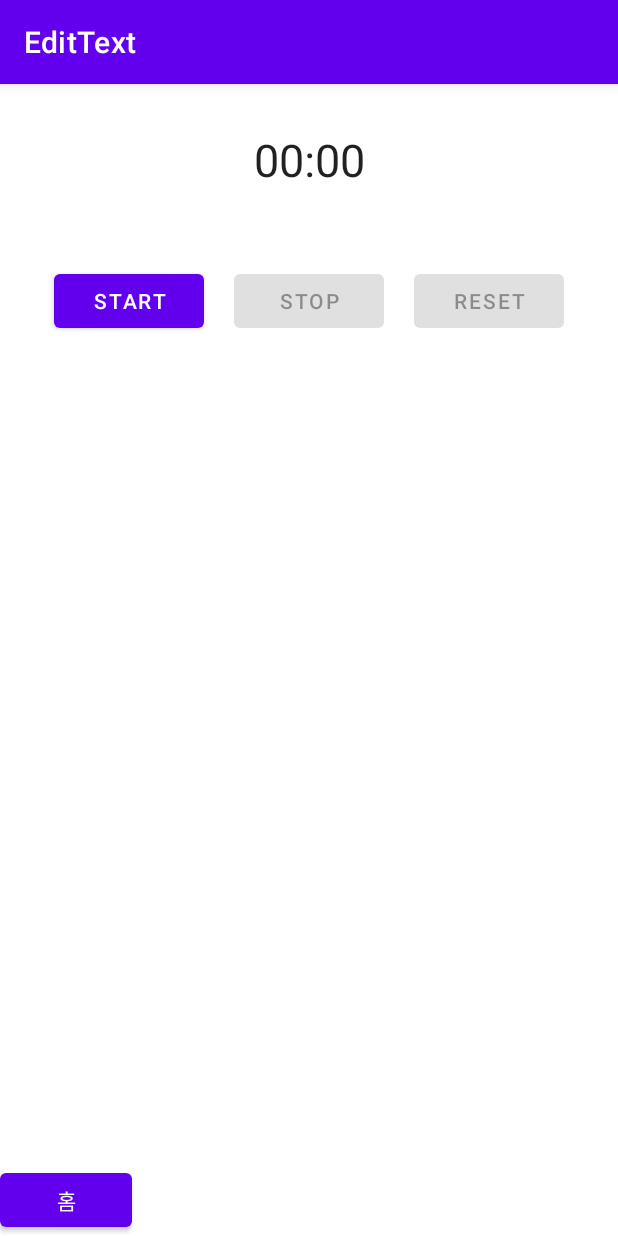
After one commit to moosimoosihan/EditText, an Android app: the StopWatch screen opened directly, with no data from a screen before it, on a phone screen of 412 x 824 dp. The commit adds this screen. Run offline under Robolectric (Android 15) with nearby library versions, the phone set to English and light mode, and no system bars.

Commit message:
stop watch and merge

```diff
--- a/app/build.gradle
+++ b/app/build.gradle
@@ -1,5 +1,6 @@
 plugins {
     id 'com.android.application'
+    id 'org.jetbrains.kotlin.android'
 }
 
 android {
--- a/app/src/main/AndroidManifest.xml
+++ b/app/src/main/AndroidManifest.xml
@@ -3,8 +3,8 @@
     xmlns:tools="http://schemas.android.com/tools"
     package="com.example.edittext">
 
+    <uses-permission android:name="android.permission.INTERNET" />
 
-    <uses-permission android:name="android.permission.INTERNET"/>
     <application
         android:allowBackup="true"
         android:dataExtractionRules="@xml/data_extraction_rules"
@@ -16,6 +16,9 @@
         android:theme="@style/Theme.EditText"
         android:usesCleartextTraffic="true"
         tools:targetApi="31">
+        <activity
+            android:name=".StopWatch"
+            android:exported="false" />
         <activity
             android:name=".WebViewActivity"
             android:exported="false" />
--- /dev/null
+++ b/app/src/main/java/com/example/edittext/StopWatch.kt
@@ -0,0 +1,105 @@
+package com.example.edittext
+
+import android.content.Intent
+import android.os.Bundle
+import android.os.SystemClock
+import android.view.View
+import android.widget.Button
+import android.widget.Chronometer
+import androidx.appcompat.app.AppCompatActivity
+
+class StopWatch : AppCompatActivity() {
+
+    lateinit var startBtn: Button
+    lateinit var stopBtn: Button
+    lateinit var resetBtn: Button
+    private var btn_home: Button? = null
+
+
+    var running: Boolean = false // 상태
+    var pauseTime = 0L //멈춤 시간
+
+    override fun onCreate(savedInstanceState: Bundle?) {
+        super.onCreate(savedInstanceState)
+        setContentView(R.layout.activity_stop_watch)
+
+        val chronometer: Chronometer = findViewById(R.id.chronometer)
+        startBtn = findViewById(R.id.startBtn)
+        stopBtn = findViewById(R.id.stopBtn)
+        resetBtn = findViewById(R.id.resetBtn)
+
+        //화면 설정
+        viewMode("stop")
+
+        //시작 이벤트
+        startBtn.setOnClickListener {
+
+            //정지 상태일때만 실행
+            if(!running){
+                //기본 셋팅
+                chronometer.base = SystemClock.elapsedRealtime() - pauseTime
+
+                //시작
+                chronometer.start()
+
+                //화면 설정
+                viewMode("start")
+            }
+        }
+
+        //정지 이벤트
+        stopBtn.setOnClickListener {
+
+            //실행 상태일때만 실행
+            if(running){
+                //정지
+                chronometer.stop()
+
+                //정지 시간 저장
+                pauseTime = SystemClock.elapsedRealtime() - chronometer.base
+
+                //화면 설정
+                viewMode("stop")
+            }
+        }
+
+        //초기화 이벤트
+        resetBtn.setOnClickListener {
+            //기본 셋팅
+            chronometer.base = SystemClock.elapsedRealtime()
+
+            //정지 시간 초기화
+            pauseTime = 0L
+
+            //정지
+            chronometer.stop()
+
+            //화면 설정
+            viewMode("stop")
+        }
+
+        btn_home = findViewById(R.id.btn_home)
+        btn_home?.setOnClickListener(View.OnClickListener {
+            val intent = Intent(this@StopWatch, MainActivity::class.java)
+            startActivity(intent) // 액티비티 이동.
+        })
+
+    }//onCreate
+
+    //화면 설정
+    private fun viewMode(mode: String){
+
+        //활성화 처리
+        if(mode == "start"){
+            startBtn.isEnabled = false
+            stopBtn.isEnabled = true
+            resetBtn.isEnabled = true
+            running = true
+        }else{
+            startBtn.isEnabled = true
+            stopBtn.isEnabled = false
+            resetBtn.isEnabled = false
+            running = false
+        }
+    }
+}
--- /dev/null
+++ b/app/src/main/res/layout/activity_stop_watch.xml
@@ -0,0 +1,57 @@
+<?xml version="1.0" encoding="utf-8"?>
+<LinearLayout xmlns:android="http://schemas.android.com/apk/res/android"
+    xmlns:app="http://schemas.android.com/apk/res-auto"
+    xmlns:tools="http://schemas.android.com/tools"
+    android:layout_width="match_parent"
+    android:layout_height="match_parent"
+    android:orientation="vertical"
+    tools:context=".StopWatch">
+
+    <Chronometer
+        android:id="@+id/chronometer"
+        android:layout_width="match_parent"
+        android:layout_height="wrap_content"
+        android:layout_marginTop="30dp"
+        android:gravity="center_horizontal"
+        android:textSize="30sp" />
+
+    <LinearLayout
+        android:layout_width="match_parent"
+        android:layout_height="wrap_content"
+        android:layout_marginTop="50dp"
+        android:gravity="center_horizontal"
+        android:orientation="horizontal">
+
+        <Button
+            android:id="@+id/startBtn"
+            android:layout_width="100dp"
+            android:layout_height="wrap_content"
+            android:text="start" />
+
+        <Button
+            android:id="@+id/stopBtn"
+            android:layout_width="100dp"
+            android:layout_height="wrap_content"
+            android:layout_marginStart="20dp"
+            android:text="stop" />
+
+        <Button
+            android:id="@+id/resetBtn"
+            android:layout_width="100dp"
+            android:layout_height="wrap_content"
+            android:layout_marginStart="20dp"
+            android:text="reset" />
+    </LinearLayout>
+    <LinearLayout
+        android:layout_width="match_parent"
+        android:layout_height="match_parent"
+        android:gravity="bottom">
+
+        <Button
+            android:id="@+id/btn_home"
+            android:layout_width="wrap_content"
+            android:layout_height="wrap_content"
+            android:text="홈" />
+    </LinearLayout>
+
+</LinearLayout>
--- a/build.gradle
+++ b/build.gradle
@@ -2,6 +2,7 @@
 plugins {
     id 'com.android.application' version '7.2.2' apply false
     id 'com.android.library' version '7.2.2' apply false
+    id 'org.jetbrains.kotlin.android' version '1.7.10' apply false
 }
 
 task clean(type: Delete) {
```
Also changed, not shown: app/src/main/java/com/example/edittext/ListActivity.java (+16 -4 lines), app/src/main/java/com/example/edittext/MainActivity.java (+13 -0 lines), app/src/main/java/com/example/edittext/SubActivity.java (+15 -2 lines), app/src/main/java/com/example/edittext/WebViewActivity.java (+13 -1 lines), app/src/main/res/layout/activity_list.xml (+19 -4 lines), app/src/main/res/layout/activity_main.xml (+10 -4 lines), app/src/main/res/layout/activity_sub.xml (+12 -1 lines), app/src/main/res/layout/activity_web_view.xml (+19 -4 lines).
